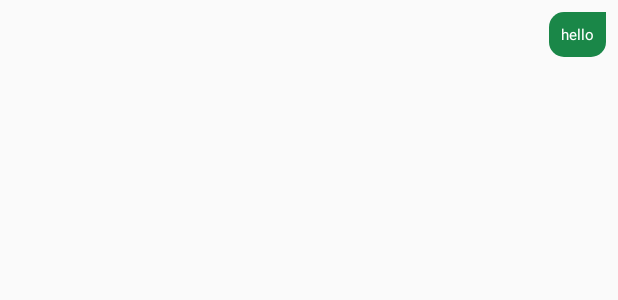
After one commit to Manuel-Leleuly/chattingAruna, an Android app: the layout chat_item_right.xml on its own in the app's theme, with its tools: preview values and no code run, on a phone screen of 412 x 824 dp. The commit adds this screen. Shown: the top 300 px of the screen. Run offline under Robolectric (Android 15) with nearby library versions, the phone set to English and light mode, and no system bars.

Commit message:
tau ah 2

```diff
--- /dev/null
+++ b/Chatapp/app/src/main/res/drawable/background_right.xml
@@ -0,0 +1,12 @@
+<?xml version="1.0" encoding="utf-8"?>
+<shape
+    xmlns:android="http://schemas.android.com/apk/res/android"
+    android:shape="rectangle">
+
+    <corners
+        android:radius="10dp"
+        android:topRightRadius="0dp"/>
+
+    <solid android:color="@color/colorPrimary"/>
+
+</shape>
--- /dev/null
+++ b/Chatapp/app/src/main/res/layout/chat_item_right.xml
@@ -0,0 +1,34 @@
+<?xml version="1.0" encoding="utf-8"?>
+<RelativeLayout
+    xmlns:android="http://schemas.android.com/apk/res/android"
+    android:layout_width="match_parent"
+    android:padding="8dp"
+    android:layout_height="wrap_content">
+
+    <RelativeLayout
+        android:layout_width="300dp"
+        android:layout_alignParentEnd="true"
+        android:layout_alignParentRight="true"
+        android:layout_height="wrap_content">
+
+        <de.hdodenhof.circleimageview.CircleImageView
+            android:layout_width="wrap_content"
+            android:layout_height="wrap_content"
+            android:id="@+id/profile_image"
+            android:visibility="gone"/>
+
+        <TextView
+            android:layout_width="wrap_content"
+            android:layout_height="wrap_content"
+            android:background="@drawable/background_right"
+            android:text="hello"
+            android:layout_alignParentEnd="true"
+            android:layout_alignParentRight="true"
+            android:id="@+id/show_message"
+            android:textSize="10sp"
+            android:textColor="#fff"
+            android:padding="8dp"/>
+
+    </RelativeLayout>
+
+</RelativeLayout>
```
Also changed, not shown: Chatapp/app/src/main/java/com/reyhan/chatapp/Adapter/MessageAdapter.java (added, +98 -0 lines), Chatapp/app/src/main/java/com/reyhan/chatapp/MessageActivity.java (+78 -0 lines), Chatapp/app/src/main/java/com/reyhan/chatapp/Model/Chat.java (added, +41 -0 lines), Chatapp/app/src/main/res/drawable/background_left.xml (added, +12 -0 lines), Chatapp/app/src/main/res/layout/activity_message.xml (+31 -2 lines), Chatapp/app/src/main/res/layout/chat_item_left.xml (added, +25 -0 lines), 1 other file.
